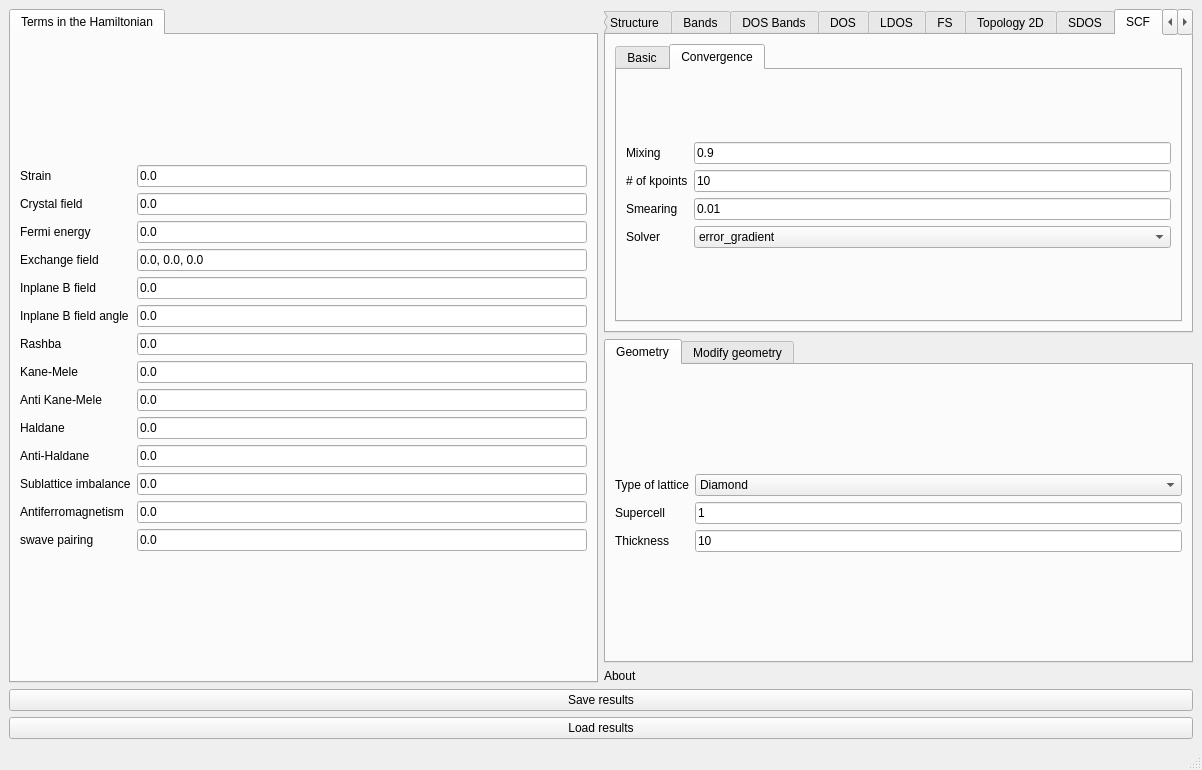
joselado/quantum-lattice, file interface-pyqt/2dslab/interface.ui: the form before one commit.
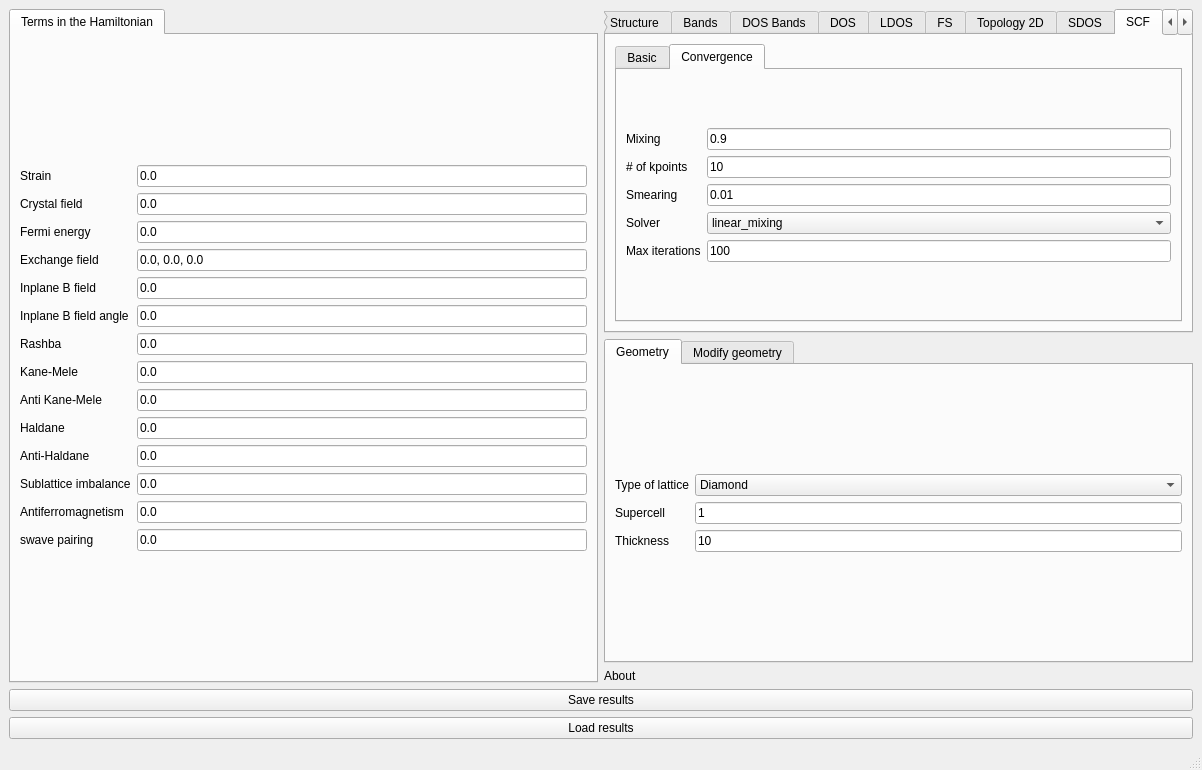
The form after the commit. The open tabs and pages were chosen to show the change. Custom widgets are drawn as their Qt base class.

Commit message: Make linear_mixing the default SCF solver, add krylov and max iterations

```diff
--- a/interface-pyqt/2dslab/interface.ui
+++ b/interface-pyqt/2dslab/interface.ui
@@ -1089,16 +1089,35 @@
                 <property name="toolTip">
                  <string>Iterative algorithm used to converge the self-consistent mean field (requires the optional jax extra; falls back to the default plain-mixing solver for a Hamiltonian with superconducting pairing)</string>
                 </property>
-                <item>
-                 <property name="text">
-                  <string>error_gradient</string>
-                 </property>
-                </item>
                 <item>
                  <property name="text">
                   <string>linear_mixing</string>
                  </property>
                 </item>
+                <item>
+                 <property name="text">
+                  <string>error_gradient</string>
+                 </property>
+                </item>
+                <item>
+                 <property name="text">
+                  <string>krylov</string>
+                 </property>
+                </item>
+               </widget>
+              </item>
+              <item row="4" column="0">
+               <widget class="BodyLabel" name="label_scf_maxite">
+                <property name="text">
+                 <string>Max iterations</string>
+                </property>
+               </widget>
+              </item>
+              <item row="4" column="1">
+               <widget class="LineEdit" name="scf_maxite">
+                <property name="text">
+                 <string>100</string>
+                </property>
                </widget>
               </item>
              </layout>
```
The commit also changes 21 other files.
